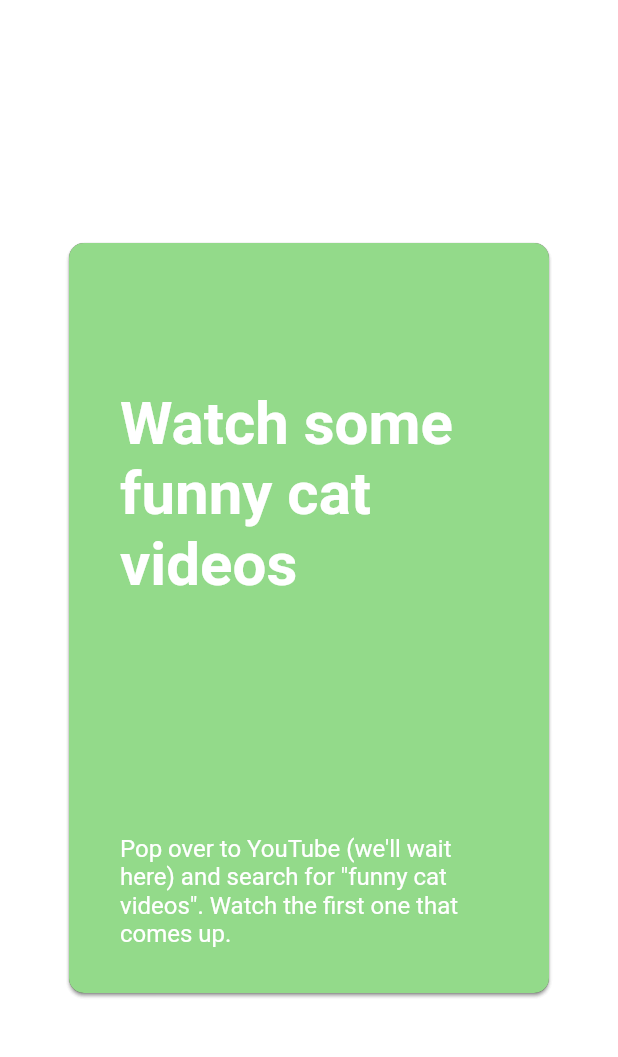
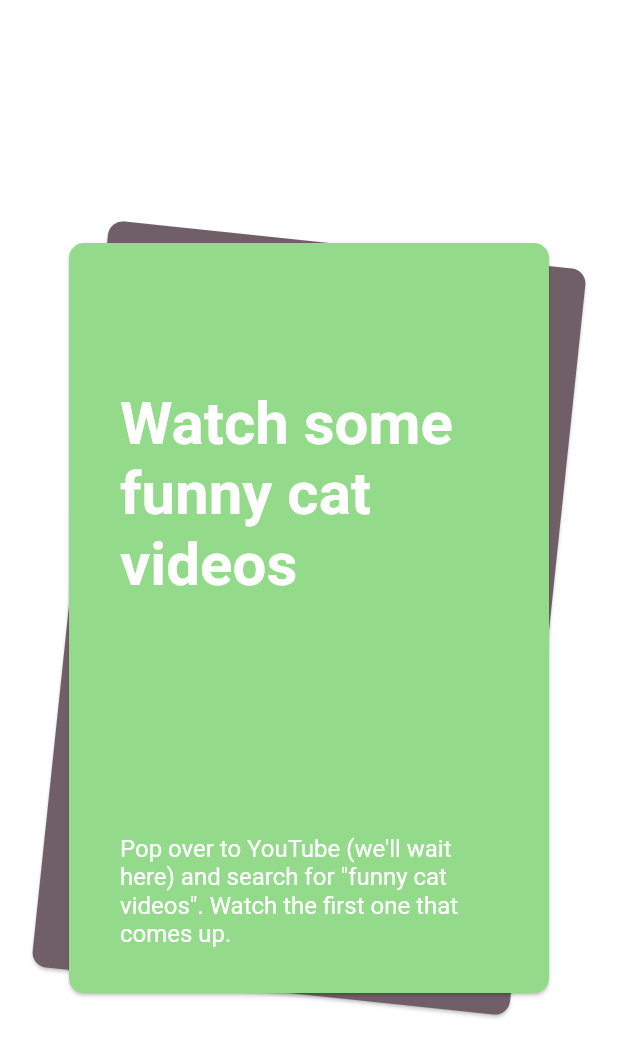
Before and after one commit to mirkancal/friendly-cards, a Flutter app: the screen it shows after launch, on a phone screen of 412 x 824 dp. Shown: the top 1057 px of the screen. Run offline on Flutter 3.47's test engine with Material 2 defaults, Android fonts, the phone set to English and light mode, and no system bars; our stand-ins replace auto_size_text, bloc, device_preview, dio, flutter_bloc, nil and 1 more; missing offline and left inert: loading_animations; generated files the repository leaves out were written again.

Commit message:
- Background card swing animation added.

```diff
--- a/lib/counter/widget/slidable_animated_cards_list.dart
+++ b/lib/counter/widget/slidable_animated_cards_list.dart
@@ -32,7 +32,9 @@ class _SlidableAnimatedCardsListState extends State<SlidableAnimatedCardsList>
   late final AnimationController rotationController;
   late final AnimationController opacityController;
   late final TweenSequence tweenRotation;
-  late final Animation<double> rotationAnimation;
+  late final Animation<double> transitionRotation;
+  late final Animation<double> foregroundCardRotationAnimation;
+  late final Animation<double> backgroundCardRotationAnimation;
   late final Animation<double> opacityAnimation;
 
   late final FriendlyCardsService friendlyCardsService;
@@ -70,28 +72,39 @@ class _SlidableAnimatedCardsListState extends State<SlidableAnimatedCardsList>
     });
 
     rotationController = AnimationController(
-        vsync: this, duration: const Duration(milliseconds: 200));
+        vsync: this, duration: const Duration(milliseconds: 250));
     opacityController = AnimationController(
-        vsync: this, duration: const Duration(milliseconds: 200));
+        vsync: this, duration: const Duration(milliseconds: 250));
 
     opacityAnimation = Tween<double>(
       begin: 0,
       end: 1,
+    ).animate(CurvedAnimation(parent: opacityController, curve: Curves.easeIn));
+
+    transitionRotation = Tween<double>(
+      end: pi / 30,
+      begin: 0,
     ).animate(CurvedAnimation(
-        parent: opacityController, curve: const Interval(0.4, 1)));
+        parent: rotationController, curve: const Interval(0.2, 1)));
 
-    rotationAnimation = Tween<double>(
-      begin: 0,
-      end: pi / 30,
+    foregroundCardRotationAnimation = Tween<double>(
+      begin: pi / 30,
+      end: 0,
+    ).animate(CurvedAnimation(
+        parent: rotationController, curve: const Interval(0.2, 1)));
+
+    backgroundCardRotationAnimation = Tween<double>(
+      begin: pi / 30,
+      end: 0,
     ).animate(CurvedAnimation(
         parent: rotationController, curve: const Interval(0.2, 1)));
 
     rotationController.addStatusListener((status) {
       if (status == AnimationStatus.completed) {
-        isRotation = true;
+        isRotation = false;
         rotationController.reverse();
       } else if (status == AnimationStatus.forward) {
-        isRotation = false;
+        isRotation = true;
       }
     });
 
@@ -141,6 +154,7 @@ class _SlidableAnimatedCardsListState extends State<SlidableAnimatedCardsList>
           if (snapshot.hasData && snapshot.data!.isNotEmpty) {
             if (isFirstTime) {
               currentCard = cards.first;
+              rotationController.forward();
               isFirstTime = false;
             }
 
@@ -152,7 +166,7 @@ class _SlidableAnimatedCardsListState extends State<SlidableAnimatedCardsList>
                     Align(
                       alignment: Alignment.center,
                       child: Transform.rotate(
-                        angle: rotationAnimation.value,
+                        angle: backgroundCardRotationAnimation.value,
                         child: const CardShape(
                           color: Color(0xFF705F67),
                         ),
@@ -161,7 +175,9 @@ class _SlidableAnimatedCardsListState extends State<SlidableAnimatedCardsList>
                     Positioned(
                       child: cards.isNotEmpty
                           ? Transform.rotate(
-                              angle: rotationAnimation.value,
+                              angle: isRotation
+                                  ? foregroundCardRotationAnimation.value
+                                  : 0,
                               child: Opacity(
                                   opacity:
                                       isOpacity ? opacityAnimation.value : 1,
@@ -175,29 +191,13 @@ class _SlidableAnimatedCardsListState extends State<SlidableAnimatedCardsList>
           }
 
           return Center(
-            child: Container(
-              margin: const EdgeInsets.symmetric(horizontal: 24.0),
-              child: Card(
+            child: CardShape(
               color: const Color(0xFF705F67),
-                shape: RoundedRectangleBorder(
-                    borderRadius: BorderRadius.circular(6)),
-                child: Container(
-                  height: context.currentSize.height > 700
-                      ? context.currentSize.height > 800
-                          ? context.currentSize.height > 850
-                              ? 450
-                              : 400
-                          : 400
-                      : context.dynamicHeight(0.55),
-                  width: context.currentSize.width * .7,
-                  padding: const EdgeInsets.symmetric(horizontal: 24.0),
               child: Center(
                 child: LoadingJumpingLine.square(
                   size: 60,
                   duration: const Duration(milliseconds: 600),
                   backgroundColor: friendlyCardColorList[0],
-                    ),
-                  ),
                 ),
               ),
             ),
```
Lines whose indentation alone changed are shown as unchanged.
